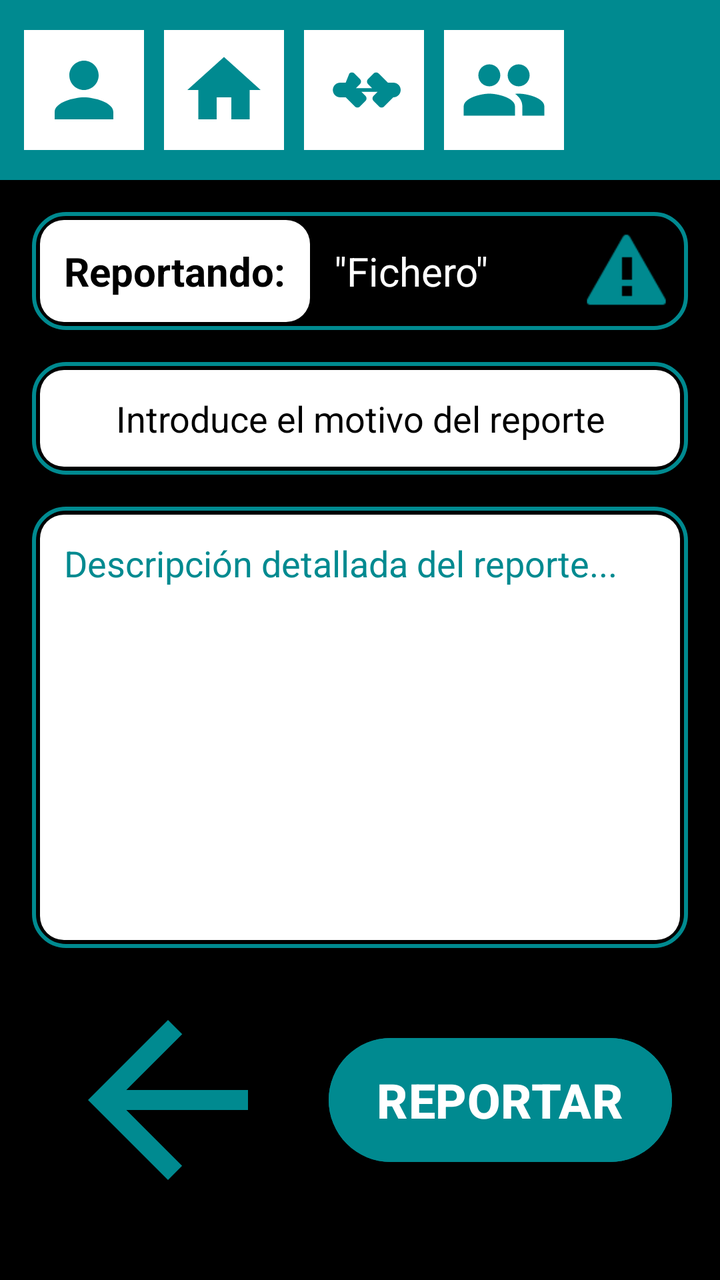
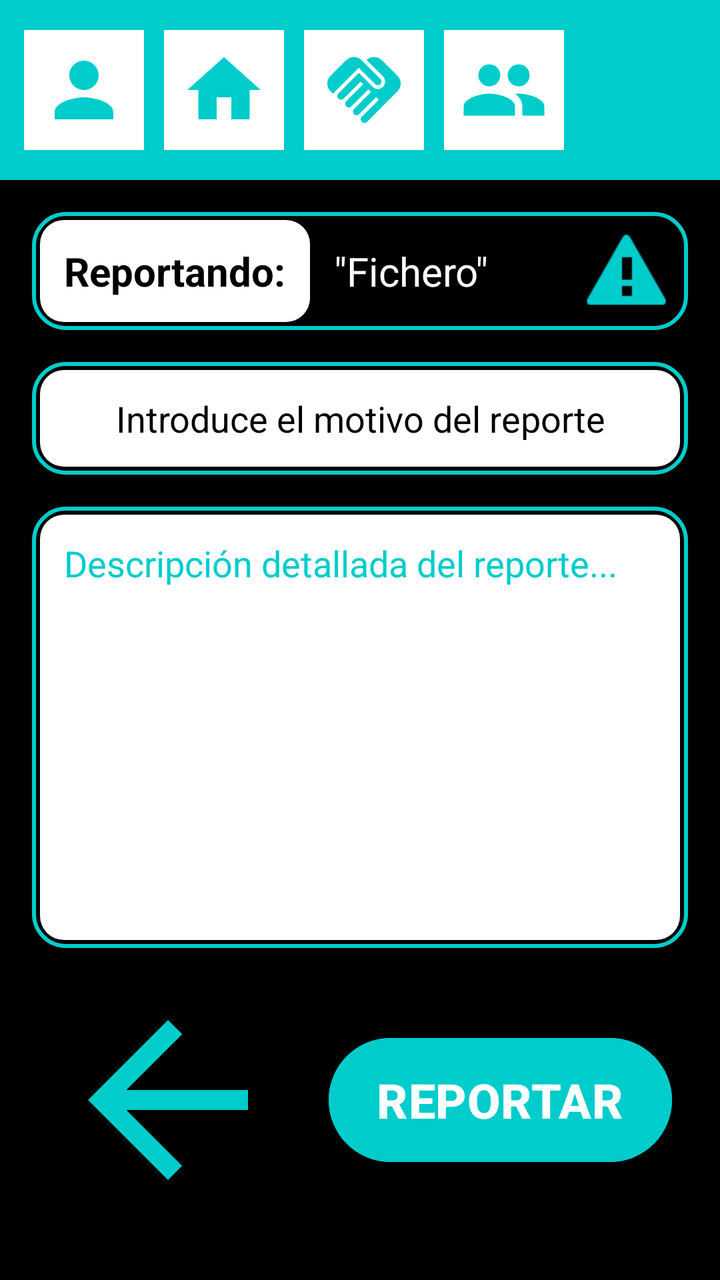

The first picture is an Android layout as it rendered before a commit; the second is the same layout after the commit. The layout source and the unified diff follow.
<!-- AndroidManifest.xml: application theme Theme.QuikFile -->
<!-- res/layout/activity_file_report.xml -->
<?xml version="1.0" encoding="utf-8"?>
<androidx.constraintlayout.widget.ConstraintLayout xmlns:android="http://schemas.android.com/apk/res/android"
    xmlns:app="http://schemas.android.com/apk/res-auto"
    xmlns:tools="http://schemas.android.com/tools"
    android:layout_width="match_parent"
    android:layout_height="match_parent"
    android:background="@color/background_black"
    tools:context=".FileReportActivity">

    
    <LinearLayout
        android:id="@+id/topBar"
        android:layout_width="match_parent"
        android:layout_height="90dp"
        android:background="@color/blue_app"
        android:gravity="center_vertical"
        android:orientation="horizontal"
        android:paddingStart="12dp"
        android:paddingEnd="12dp"
        app:layout_constraintTop_toTopOf="parent">

        <ImageView
            android:id="@+id/btnSettingsTop"
            android:layout_width="60dp"
            android:layout_height="60dp"
            android:layout_marginEnd="10dp"
            android:background="@color/white"
            android:padding="8dp"
            android:src="@drawable/ic_person"
            app:tint="@color/blue_app" />

        <ImageView
            android:id="@+id/btnHomeTop"
            android:layout_width="60dp"
            android:layout_height="60dp"
            android:layout_marginEnd="10dp"
            android:background="@color/white"
            android:padding="8dp"
            android:src="@drawable/ic_home"
            app:tint="@color/blue_app" />

        <ImageView
            android:id="@+id/btnSharedTop"
            android:layout_width="60dp"
            android:layout_height="60dp"
            android:layout_marginEnd="10dp"
            android:background="@color/white"
            android:padding="8dp"
            android:src="@drawable/ic_handshake"
            app:tint="@color/blue_app" />

        <ImageView
            android:id="@+id/btnLoginTop"
            android:layout_width="60dp"
            android:layout_height="60dp"
            android:background="@color/white"
            android:padding="8dp"
            android:src="@drawable/ic_group"
            app:tint="@color/blue_app" />
    </LinearLayout>

    
    <LinearLayout
        android:id="@+id/reportHeader"
        android:layout_width="match_parent"
        android:layout_height="wrap_content"
        android:layout_margin="16dp"
        android:background="@drawable/cancellation_box_border"
        android:gravity="center_vertical"
        android:orientation="horizontal"
        android:padding="4dp"
        app:layout_constraintTop_toBottomOf="@id/topBar">

        <TextView
            android:layout_width="wrap_content"
            android:layout_height="wrap_content"
            android:background="@drawable/white_rounded_background"
            android:gravity="center"
            android:padding="12dp"
            android:text="Reportando:"
            android:textColor="@color/black"
            android:textSize="20sp"
            android:textStyle="bold" />

        <TextView
            android:id="@+id/tvFileName"
            android:layout_width="0dp"
            android:layout_height="wrap_content"
            android:layout_weight="1"
            android:paddingStart="12dp"
            android:text="&quot;Fichero&quot;"
            android:textColor="@color/white"
            android:textSize="20sp" />

        <ImageView
            android:layout_width="45dp"
            android:layout_height="45dp"
            android:layout_marginEnd="4dp"
            android:src="@android:drawable/stat_sys_warning"
            app:tint="@color/blue_app" />
    </LinearLayout>

    
    <LinearLayout
        android:id="@+id/reasonLabelContainer"
        android:layout_width="match_parent"
        android:layout_height="wrap_content"
        android:layout_marginStart="16dp"
        android:layout_marginTop="16dp"
        android:layout_marginEnd="16dp"
        android:background="@drawable/cancellation_box_border"
        android:padding="4dp"
        app:layout_constraintTop_toBottomOf="@id/reportHeader">

        <EditText
            android:id="@+id/etReportReason"
            android:layout_width="match_parent"
            android:layout_height="wrap_content"
            android:background="@drawable/white_rounded_background"
            android:padding="12dp"
            android:hint="Introduce el motivo del reporte"
            android:textColorHint="@color/black"
            android:textColor="@color/black"
            android:textSize="18sp"
            android:gravity="center" />
    </LinearLayout>

    
    <FrameLayout
        android:id="@+id/reportContentContainer"
        android:layout_width="match_parent"
        android:layout_height="0dp"
        android:layout_margin="16dp"
        android:background="@drawable/cancellation_box_border"
        android:padding="4dp"
        app:layout_constraintBottom_toTopOf="@id/bottomActions"
        app:layout_constraintTop_toBottomOf="@id/reasonLabelContainer">

        <EditText
            android:id="@+id/etReportMessage"
            android:layout_width="match_parent"
            android:layout_height="match_parent"
            android:background="@drawable/white_rounded_background"
            android:gravity="top"
            android:hint="Descripción detallada del reporte..."
            android:textColorHint="@color/blue_app"
            android:padding="12dp"
            android:textColor="@color/black"
            android:textSize="18sp" />
    </FrameLayout>

    
    <LinearLayout
        android:id="@+id/bottomActions"
        android:layout_width="match_parent"
        android:layout_height="wrap_content"
        android:layout_marginBottom="30dp"
        android:gravity="center_vertical"
        android:orientation="horizontal"
        android:paddingStart="24dp"
        android:paddingEnd="24dp"
        app:layout_constraintBottom_toBottomOf="parent">

        <ImageView
            android:id="@+id/btnBack"
            android:layout_width="120dp"
            android:layout_height="120dp"
            android:src="@drawable/ic_arrow_back"
            app:tint="@color/blue_app" />

        <View
            android:layout_width="0dp"
            android:layout_height="0dp"
            android:layout_weight="1" />

        <Button
            android:id="@+id/btnSubmitReport"
            android:layout_width="wrap_content"
            android:layout_height="70dp"
            android:backgroundTint="@color/blue_app"
            android:text="REPORTAR"
            android:textColor="@color/white"
            android:textSize="24sp"
            android:textStyle="bold" />
    </LinearLayout>

</androidx.constraintlayout.widget.ConstraintLayout>
<!-- resources referenced by this layout -->
<resources>
  <color name="background_black">#000000</color>//si lo he puesto todo bien sobraria este
  <color name="black">#FF000000</color>
  <color name="blue_app">#008A90</color>
  <color name="white">#FFFFFFFF</color>
  <!-- drawable cancellation_box_border (drawable) -->
  <?xml version="1.0" encoding="utf-8"?>
  <shape xmlns:android="http://schemas.android.com/apk/res/android">
      <solid android:color="@android:color/transparent" />
      <stroke
          android:width="2dp"
          android:color="@color/blue_app" />
      <corners android:radius="16dp" />
  </shape>
  <!-- drawable ic_arrow_back (drawable) -->
  <vector xmlns:android="http://schemas.android.com/apk/res/android"
      android:width="24dp"
      android:height="24dp"
      android:viewportWidth="24"
      android:viewportHeight="24">
    <path
        android:fillColor="@color/black"
        android:pathData="M20,11H7.83l5.59,-5.59L12,4l-8,8 8,8 1.41,-1.41L7.83,13H20v-2z"/>
  </vector>
  <!-- drawable ic_group (drawable) -->
  <?xml version="1.0" encoding="utf-8"?>
  <vector xmlns:android="http://schemas.android.com/apk/res/android"
      android:width="24dp"
      android:height="24dp"
      android:viewportWidth="24"
      android:viewportHeight="24">
      <path
          android:fillColor="#000000"
          android:pathData="M16,11c1.66,0 2.99,-1.34 2.99,-3S17.66,5 16,5s-3,1.34 -3,3 1.34,3 3,3zM8,11c1.66,0 2.99,-1.34 2.99,-3S9.66,5 8,5 5,6.34 5,8s1.34,3 3,3zM8,13c-2.33,0 -7,1.17 -7,3.5V19h14v-2.5c0,-2.33 -4.67,-3.5 -7,-3.5zM16,13c-0.29,0 -0.62,0.02 -0.97,0.05 1.16,0.84 1.97,1.97 1.97,3.45V19h6v-2.5c0,-2.33 -4.67,-3.5 -7,-3.5z"/>
  </vector>
  <!-- drawable ic_handshake (drawable) -->
  <?xml version="1.0" encoding="utf-8"?>
  <vector xmlns:android="http://schemas.android.com/apk/res/android"
      android:width="24dp"
      android:height="24dp"
      android:viewportWidth="24"
      android:viewportHeight="24">
      <path
          android:fillColor="#000000"
          android:pathData="M22,12c0,-1.1 -0.9,-2 -2,-2h-1.5l-2.5,-2.5c-0.39,-0.39 -1.01,-0.39 -1.4,0l-1.5,1.5c-0.39,0.39 -0.39,1.01 0,1.4l1.1,1.1h-4.4l1.1,-1.1c0.39,-0.39 0.39,-1.01 0,-1.4l-1.5,-1.5c-0.39,-0.39 -1.01,-0.39 -1.4,0L7,10H5.5c-1.1,0 -2,0.9 -2,2s0.9,2 2,2h1.5l2.5,2.5c0.39,0.39 1.01,0.39 1.4,0l1.5,-1.5c0.39,-0.39 0.39,-1.01 0,-1.4l-1.1,-1.1h4.4l-1.1,1.1c-0.39,0.39 -0.39,1.01 0,1.4l1.5,1.5c0.39,0.39 1.01,0.39 1.4,0l2.5,-2.5H20c1.1,0 2,-0.9 2,-2z"/>
  </vector>
  <!-- drawable ic_home (drawable) -->
  <?xml version="1.0" encoding="utf-8"?>
  <vector xmlns:android="http://schemas.android.com/apk/res/android"
      android:width="24dp"
      android:height="24dp"
      android:viewportWidth="24"
      android:viewportHeight="24">
      <path
          android:fillColor="#000000"
          android:pathData="M10,20V14H14V20H19V12H22L12,3L2,12H5V20H10Z"/>
  </vector>
  <!-- drawable ic_person (drawable) -->
  <?xml version="1.0" encoding="utf-8"?>
  <vector xmlns:android="http://schemas.android.com/apk/res/android"
      android:width="24dp"
      android:height="24dp"
      android:viewportWidth="24"
      android:viewportHeight="24">
      <path
          android:fillColor="#000000"
          android:pathData="M12,12c2.21,0 4,-1.79 4,-4s-1.79,-4 -4,-4 -4,1.79 -4,4 1.79,4 4,4zM12,14c-2.67,0 -8,1.34 -8,4v2h16v-2c0,-2.66 -5.33,-4 -8,-4z"/>
  </vector>
  <!-- drawable white_rounded_background (drawable) -->
  <?xml version="1.0" encoding="utf-8"?>
  <shape xmlns:android="http://schemas.android.com/apk/res/android">
      <solid android:color="@color/white" />
      <corners android:radius="12dp" />
  </shape>
  <style name="Theme.QuikFile" parent="Base.Theme.QuikFile" />
  <style name="Base.Theme.QuikFile" parent="Theme.Material3.DayNight.NoActionBar">
          
          
      </style>
</resources>

<!-- the commit's change to res/layout/activity_file_report.xml (unified diff, before → after) -->
@@ -4,7 +4,7 @@
     xmlns:tools="http://schemas.android.com/tools"
     android:layout_width="match_parent"
     android:layout_height="match_parent"
-    android:background="@color/background_black"
+    android:background="@color/black"
     tools:context=".FileReportActivity">
 
     
<!-- resource entries referenced after the edit -->
@@ -1,8 +1,7 @@
 <!-- resources referenced by this layout -->
 <resources>
-  <color name="background_black">#000000</color>//si lo he puesto todo bien sobraria este
   <color name="black">#FF000000</color>
-  <color name="blue_app">#008A90</color>
+  <color name="blue_app">#00CCCC</color>
   <color name="white">#FFFFFFFF</color>
   <!-- drawable cancellation_box_border (drawable) -->
   <?xml version="1.0" encoding="utf-8"?>
@@ -35,15 +34,10 @@
           android:pathData="M16,11c1.66,0 2.99,-1.34 2.99,-3S17.66,5 16,5s-3,1.34 -3,3 1.34,3 3,3zM8,11c1.66,0 2.99,-1.34 2.99,-3S9.66,5 8,5 5,6.34 5,8s1.34,3 3,3zM8,13c-2.33,0 -7,1.17 -7,3.5V19h14v-2.5c0,-2.33 -4.67,-3.5 -7,-3.5zM16,13c-0.29,0 -0.62,0.02 -0.97,0.05 1.16,0.84 1.97,1.97 1.97,3.45V19h6v-2.5c0,-2.33 -4.67,-3.5 -7,-3.5z"/>
   </vector>
   <!-- drawable ic_handshake (drawable) -->
-  <?xml version="1.0" encoding="utf-8"?>
-  <vector xmlns:android="http://schemas.android.com/apk/res/android"
-      android:width="24dp"
-      android:height="24dp"
-      android:viewportWidth="24"
-      android:viewportHeight="24">
-      <path
-          android:fillColor="#000000"
-          android:pathData="M22,12c0,-1.1 -0.9,-2 -2,-2h-1.5l-2.5,-2.5c-0.39,-0.39 -1.01,-0.39 -1.4,0l-1.5,1.5c-0.39,0.39 -0.39,1.01 0,1.4l1.1,1.1h-4.4l1.1,-1.1c0.39,-0.39 0.39,-1.01 0,-1.4l-1.5,-1.5c-0.39,-0.39 -1.01,-0.39 -1.4,0L7,10H5.5c-1.1,0 -2,0.9 -2,2s0.9,2 2,2h1.5l2.5,2.5c0.39,0.39 1.01,0.39 1.4,0l1.5,-1.5c0.39,-0.39 0.39,-1.01 0,-1.4l-1.1,-1.1h4.4l-1.1,1.1c-0.39,0.39 -0.39,1.01 0,1.4l1.5,1.5c0.39,0.39 1.01,0.39 1.4,0l2.5,-2.5H20c1.1,0 2,-0.9 2,-2z"/>
+  <vector xmlns:android="http://schemas.android.com/apk/res/android" android:height="24dp" android:tint="@color/blue_app" android:viewportHeight="24" android:viewportWidth="24" android:width="24dp">
+  
+      <path android:fillColor="@android:color/white" android:pathData="M16.48,10.41c-0.39,0.39 -1.04,0.39 -1.43,0l-4.47,-4.46l-7.05,7.04l-0.66,-0.63c-1.17,-1.17 -1.17,-3.07 0,-4.24l4.24,-4.24c1.17,-1.17 3.07,-1.17 4.24,0L16.48,9C16.87,9.39 16.87,10.02 16.48,10.41zM17.18,8.29c0.78,0.78 0.78,2.05 0,2.83c-1.27,1.27 -2.61,0.22 -2.83,0l-3.76,-3.76l-5.57,5.57c-0.39,0.39 -0.39,1.02 0,1.41c0.39,0.39 1.02,0.39 1.42,0l4.62,-4.62l0.71,0.71l-4.62,4.62c-0.39,0.39 -0.39,1.02 0,1.41c0.39,0.39 1.02,0.39 1.42,0l4.62,-4.62l0.71,0.71l-4.62,4.62c-0.39,0.39 -0.39,1.02 0,1.41c0.39,0.39 1.02,0.39 1.41,0l4.62,-4.62l0.71,0.71l-4.62,4.62c-0.39,0.39 -0.39,1.02 0,1.41c0.39,0.39 1.02,0.39 1.41,0l8.32,-8.34c1.17,-1.17 1.17,-3.07 0,-4.24l-4.24,-4.24c-1.15,-1.15 -3.01,-1.17 -4.18,-0.06L17.18,8.29z"/>
+  
   </vector>
   <!-- drawable ic_home (drawable) -->
   <?xml version="1.0" encoding="utf-8"?>
